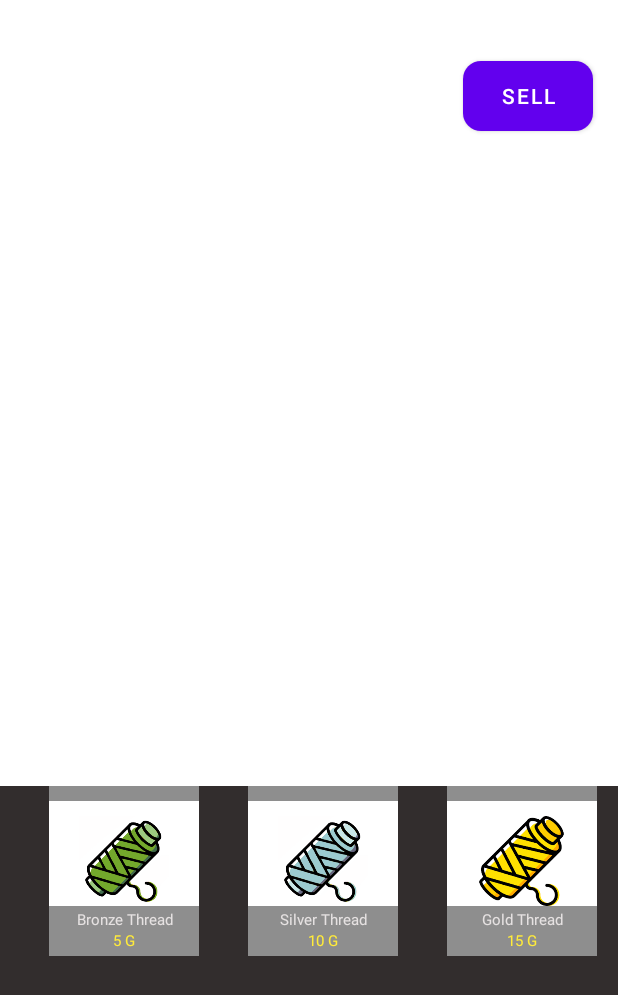
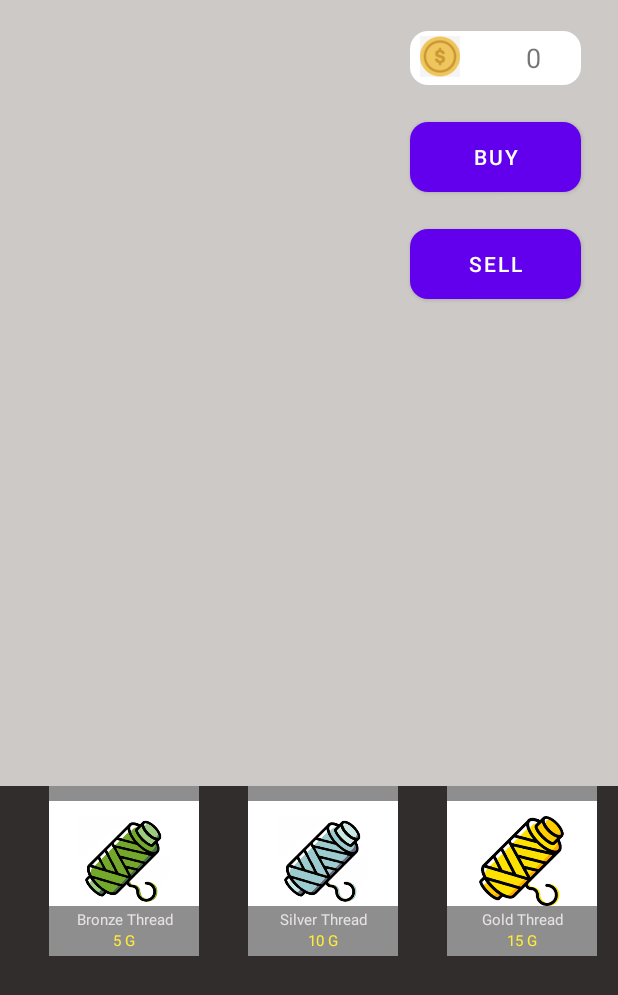
Before and after one commit to poinwater/GoogleChallenge, an Android app: the ItemInventory screen opened directly, with no data from a screen before it, on a phone screen of 412 x 824 dp. Shown: the top 995 px of the screen. Run offline under Robolectric (Android 15) with nearby library versions, the phone set to English and light mode, and no system bars.

Commit message:
Add gold textview, buy, sell buttons

```diff
--- a/app/src/main/res/layout/activity_item_inventory.xml
+++ b/app/src/main/res/layout/activity_item_inventory.xml
@@ -4,6 +4,7 @@
     xmlns:tools="http://schemas.android.com/tools"
     android:layout_width="match_parent"
     android:layout_height="match_parent"
+    android:background="#CDC9C6"
     tools:context=".ItemInventory">
 
     <GridView
@@ -22,14 +23,53 @@
         app:layout_constraintStart_toStartOf="parent" />
 
     <Button
+        android:id="@+id/buyBtn"
+        android:layout_width="115dp"
+        android:layout_height="wrap_content"
+        android:layout_marginTop="23dp"
+        android:background="@drawable/round_corner"
+        android:text="buy"
+        app:layout_constraintEnd_toEndOf="@+id/userGold"
+        app:layout_constraintStart_toStartOf="@+id/userGold"
+        app:layout_constraintTop_toBottomOf="@+id/userGold" />
+
+    <Button
         android:id="@+id/sellBtn"
-        android:layout_width="wrap_content"
+        android:layout_width="115dp"
         android:layout_height="wrap_content"
-        android:layout_marginTop="40dp"
-        android:layout_marginEnd="16dp"
-        android:layout_marginRight="16dp"
+        android:layout_marginTop="23dp"
         android:background="@drawable/round_corner"
         android:text="sell"
+        app:layout_constraintEnd_toEndOf="@+id/buyBtn"
+        app:layout_constraintStart_toStartOf="@+id/buyBtn"
+        app:layout_constraintTop_toBottomOf="@+id/buyBtn" />
+
+    <TextView
+        android:id="@+id/userGold"
+        android:layout_width="115dp"
+        android:layout_height="37dp"
+        android:layout_marginTop="20dp"
+        android:layout_marginEnd="24dp"
+        android:layout_marginRight="24dp"
+        android:background="@drawable/round_corner"
+        android:gravity="center"
+        android:paddingLeft="50dp"
+        android:text="0"
+        android:textSize="18sp"
         app:layout_constraintEnd_toEndOf="parent"
         app:layout_constraintTop_toTopOf="parent" />
+
+    <ImageView
+        android:id="@+id/imageView"
+        android:layout_width="29dp"
+        android:layout_height="27dp"
+        app:layout_constraintBottom_toBottomOf="@+id/userGold"
+        app:layout_constraintEnd_toEndOf="@+id/userGold"
+        app:layout_constraintHorizontal_bias="0.07"
+        app:layout_constraintStart_toStartOf="@+id/userGold"
+        app:layout_constraintTop_toTopOf="@+id/userGold"
+        app:layout_constraintVertical_bias="0.41000003"
+        app:srcCompat="@drawable/goldcoin" />
+
+
 </androidx.constraintlayout.widget.ConstraintLayout>
```
Also changed, not shown: app/src/main/res/drawable/goldcoin.png (added), 1 other file.
